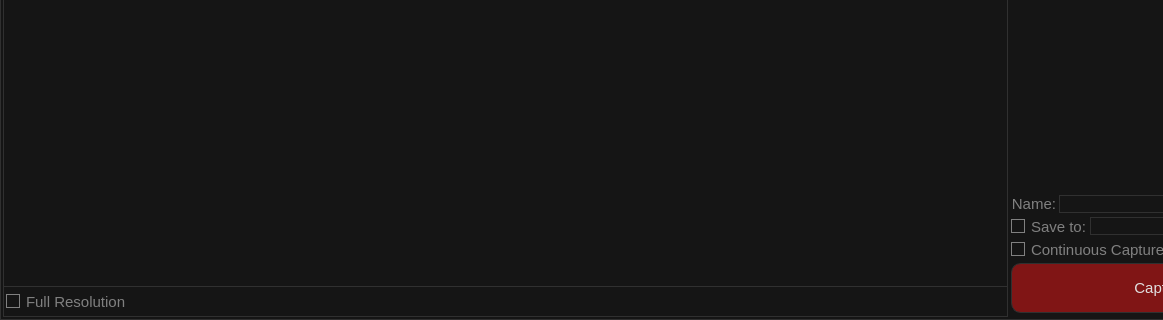
This is OpenAP-Capture/MainFrame.ui in aleksey-ka/OpenAP-AstroPhotography as Qt 5 draws it before an edit; both pictures show x 0 to 1163 and y 499 to 819 of the 1314 by 819 pixel window. The edited form follows.
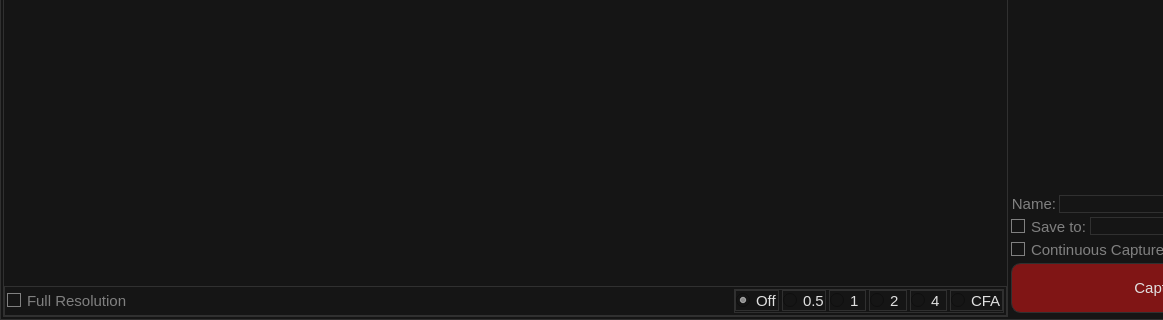
This is the edited form. Custom widgets are drawn as their Qt base class.

Commit message: Scaling image in zoom view

Diff of the .ui file:
```diff
--- a/OpenAP-Capture/MainFrame.ui
+++ b/OpenAP-Capture/MainFrame.ui
@@ -124,7 +124,8 @@
           </size>
          </property>
          <property name="styleSheet">
-          <string notr="true">QFrame {
+          <string notr="true">font-size:10px;
+QFrame {
 	border-right:none;
 	border-left:none;
 	border-bottom:none;
@@ -156,6 +157,84 @@
             </property>
            </widget>
           </item>
+          <item>
+           <widget class="QGroupBox" name="groupBox">
+            <property name="maximumSize">
+             <size>
+              <width>270</width>
+              <height>16777215</height>
+             </size>
+            </property>
+            <property name="styleSheet">
+             <string notr="true"/>
+            </property>
+            <property name="title">
+             <string/>
+            </property>
+            <layout class="QHBoxLayout" name="horizontalLayout_12">
+             <property name="leftMargin">
+              <number>0</number>
+             </property>
+             <property name="topMargin">
+              <number>0</number>
+             </property>
+             <property name="rightMargin">
+              <number>0</number>
+             </property>
+             <property name="bottomMargin">
+              <number>0</number>
+             </property>
+             <item>
+              <widget class="QRadioButton" name="zoomOffRadioButton">
+               <property name="text">
+                <string>Off</string>
+               </property>
+               <property name="checked">
+                <bool>true</bool>
+               </property>
+              </widget>
+             </item>
+             <item>
+              <widget class="QRadioButton" name="zoomHalfRadioButton">
+               <property name="text">
+                <string>0.5</string>
+               </property>
+              </widget>
+             </item>
+             <item>
+              <widget class="QRadioButton" name="zoom1xRadioButton">
+               <property name="text">
+                <string>1</string>
+               </property>
+               <property name="checked">
+                <bool>false</bool>
+               </property>
+              </widget>
+             </item>
+             <item>
+              <widget class="QRadioButton" name="zoom2xRadioButton">
+               <property name="text">
+                <string>2</string>
+               </property>
+              </widget>
+             </item>
+             <item>
+              <widget class="QRadioButton" name="zoom4xRadioButton">
+               <property name="text">
+                <string>4</string>
+               </property>
+              </widget>
+             </item>
+             <item>
+              <widget class="QRadioButton" name="zoomCfaRadioButton">
+               <property name="text">
+                <string>CFA</string>
+               </property>
+              </widget>
+             </item>
+            </layout>
+           </widget>
+          </item>
          </layout>
         </widget>
        </item>
```
The commit also changes 3 other files.
